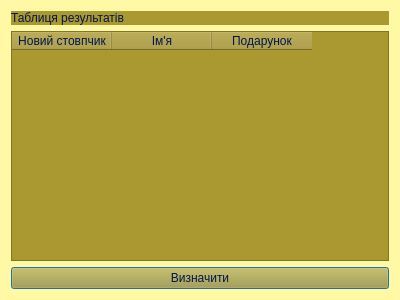
AnastasiiaPetrochenko/courseWork_3term, file window6.ui: the form before one commit.
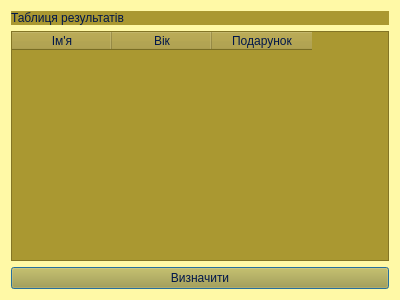
The form after the commit.

What changed in the file:
```diff
--- a/window6.ui
+++ b/window6.ui
@@ -39,12 +39,12 @@
      </property>
      <column>
       <property name="text">
-       <string>Новий стовпчик</string>
+       <string>Ім'я</string>
       </property>
      </column>
      <column>
       <property name="text">
-       <string>Ім'я</string>
+       <string>Вік</string>
       </property>
      </column>
      <column>
```
Left out of the diff: 2 changed lines with no effect on the pictures.
